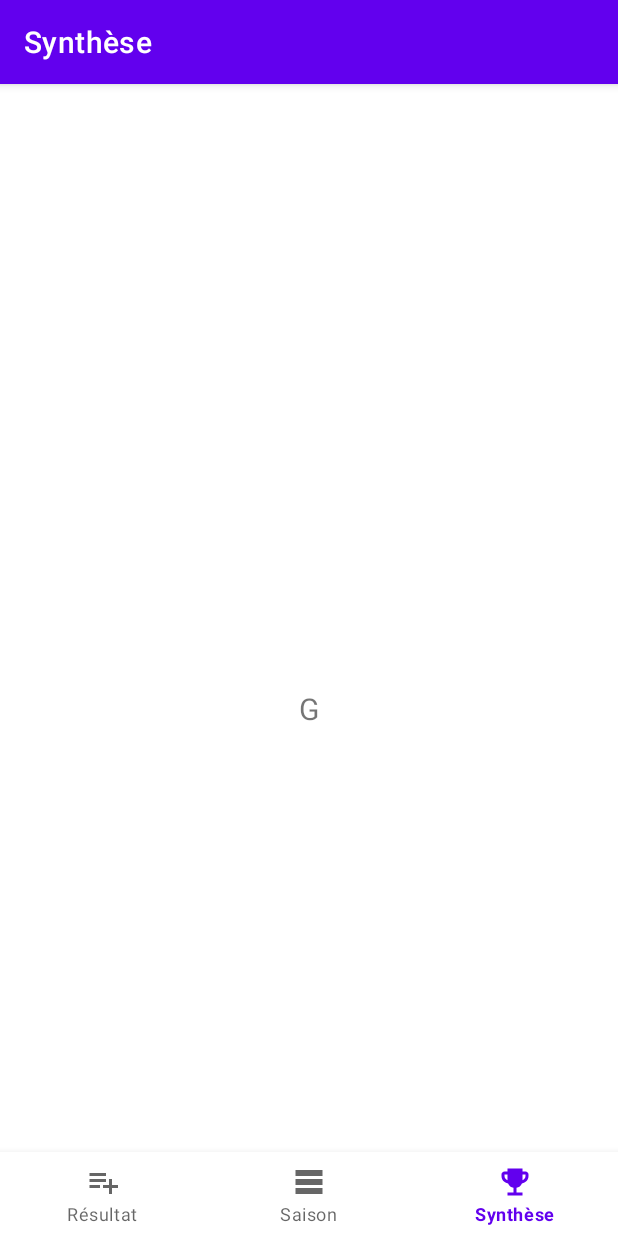
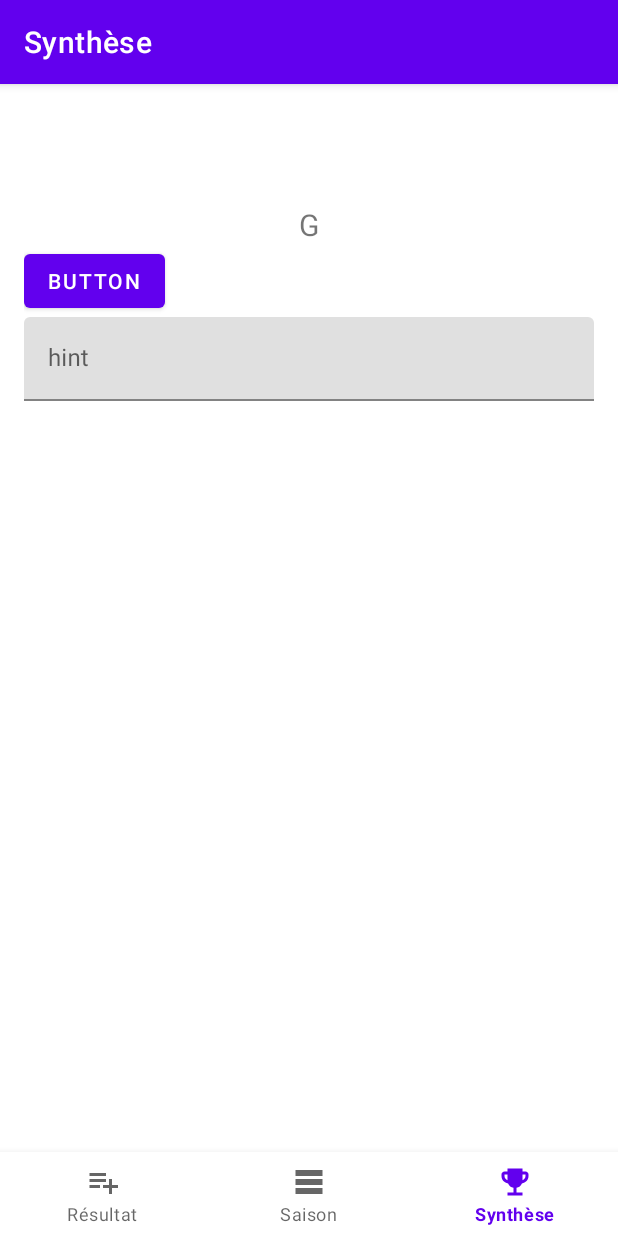
Before and after one commit to garnierpascalweb/ffcalculator-mobile, an Android app: the NotificationsFragment screen opened through its navigation route, on a phone screen of 412 x 824 dp. Run offline under Robolectric (Android 15) with nearby library versions, the light colour scheme and no system bars; our stand-ins replace Room's generated code, navigation-ui; libraries missing offline, so code that uses them is left out: com.anychart, com.anychart.chart, com.anychart.charts, com.anychart.core, com.anychart.enums and 1 more; plain views replace AnyChartView.

Commit message:
1.0.0: fragment synthese: gestion des shared preferences en live data pour la vue

```diff
--- a/app/src/main/java/com/gpwsofts/ffcalculator/mobile/SharedPreferencesLiveData.java
+++ b/app/src/main/java/com/gpwsofts/ffcalculator/mobile/SharedPreferencesLiveData.java
@@ -1,6 +1,7 @@
 package com.gpwsofts.ffcalculator.mobile;
 
 import android.content.SharedPreferences;
+import android.util.Log;
 
 import androidx.lifecycle.LiveData;
 
@@ -11,11 +12,14 @@ import androidx.lifecycle.LiveData;
  * @param <T>
  */
 public abstract class SharedPreferencesLiveData<T> extends LiveData<T> {
+    private static final String TAG_NAME = "SharedPreferencesLiveData";
     SharedPreferences sharedPrefs;
+    SharedPreferences.Editor sharedPrefsEditor;
     String key;
     public T defValue;
     public SharedPreferencesLiveData(SharedPreferences prefs, String key, T defValue) {
         this.sharedPrefs = prefs;
+        this.sharedPrefsEditor = this.sharedPrefs.edit();
         this.key = key;
         this.defValue = defValue;
     }
@@ -23,7 +27,10 @@ public abstract class SharedPreferencesLiveData<T> extends LiveData<T> {
         @Override
         public void onSharedPreferenceChanged(SharedPreferences sharedPreferences, String key) {
             if (SharedPreferencesLiveData.this.key.equals(key)) {
+                Log.i(TAG_NAME, "onSharedPreferenceChanged pour la cle <" + key + ">");
                 setValue(getValueFromPreferences(key, defValue));
+            } else {
+                Log.i(TAG_NAME, "onSharedPreferenceChanged pour la cle <" + key + ">");
             }
         }
     };
--- a/app/src/main/java/com/gpwsofts/ffcalculator/mobile/SharedPreferencesStringLiveData.java
+++ b/app/src/main/java/com/gpwsofts/ffcalculator/mobile/SharedPreferencesStringLiveData.java
@@ -1,6 +1,7 @@
 package com.gpwsofts.ffcalculator.mobile;
 
 import android.content.SharedPreferences;
+import android.util.Log;
 
 /**
  * Implementation LiveData de Shared Preferences
@@ -8,11 +9,16 @@ import android.content.SharedPreferences;
  * @since 1.0.0
  */
 public class SharedPreferencesStringLiveData extends SharedPreferencesLiveData<String>{
+
+    private static final String TAG_NAME = "SharedPreferencesStringLiveData";
     public SharedPreferencesStringLiveData(SharedPreferences prefs, String key, String defValue) {
         super(prefs, key, defValue);
     }
     @Override
     String getValueFromPreferences(String key, String defValue) {
-        return sharedPrefs.getString(key, defValue);
+        Log.i(TAG_NAME, "recuperation dans les shard prefs de key = <" + key + "> et defvalue = <" + defValue + ">");
+        String valueFromPreferences = sharedPrefs.getString(key, defValue);
+        Log.i(TAG_NAME, "lecture depuis les sharedPrefs = <" + valueFromPreferences + ">");
+        return valueFromPreferences;
     }
 }
--- a/app/src/main/java/com/gpwsofts/ffcalculator/mobile/repository/SharedPrefsRepository.java
+++ b/app/src/main/java/com/gpwsofts/ffcalculator/mobile/repository/SharedPrefsRepository.java
@@ -42,8 +42,12 @@ public class SharedPrefsRepository {
     }
 
     public void updateVue(String inVue){
-        Log.i(TAG_NAME, "Lancement de Async Task UpdateVueAsyncTask");
-        new SharedPrefsRepository.UpdateVueAsyncTask(sharedPrefsEditor).execute(inVue);
+        // Log.i(TAG_NAME, "Lancement de Async Task UpdateVueAsyncTask");
+        //new SharedPrefsRepository.UpdateVueAsyncTask(sharedPrefsEditor).execute(inVue);
+        Log.i(TAG_NAME, "Envoi de la valeur <" + inVue + "> dans sharedPrefsEditor");
+        sharedPrefsEditor.putString(SHARED_PREFS_KEY_VUE, inVue);
+        sharedPrefsEditor.commit();
+        //TODO 1.0.0 faire de l'asynchrone, bien faire le commit
     }
 
     private static class UpdateVueAsyncTask extends AsyncTask<String, Void, Void> {
@@ -54,6 +58,7 @@ public class SharedPrefsRepository {
         }
         @Override
         protected Void doInBackground(String... vue) {
+            Log.i(TAG_NAME, "SharedPrefsEditor : put dans " + SHARED_PREFS_KEY_VUE + " de va valeur " + vue[0]);
             sharedPrefsEditor.putString(SHARED_PREFS_KEY_VUE, vue[0]);
             return null;
         }
--- a/app/src/main/java/com/gpwsofts/ffcalculator/mobile/ui/notifications/NotificationsFragment.java
+++ b/app/src/main/java/com/gpwsofts/ffcalculator/mobile/ui/notifications/NotificationsFragment.java
@@ -5,10 +5,12 @@ import android.util.Log;
 import android.view.LayoutInflater;
 import android.view.View;
 import android.view.ViewGroup;
+import android.widget.Button;
 import android.widget.TextView;
 
 import androidx.annotation.NonNull;
 import androidx.fragment.app.Fragment;
+import androidx.lifecycle.Observer;
 import androidx.lifecycle.ViewModelProvider;
 
 import com.anychart.AnyChart;
@@ -20,22 +22,25 @@ import com.anychart.chart.common.dataentry.ValueDataEntry;
 import com.anychart.charts.Pyramid;
 import com.anychart.enums.Align;
 import com.anychart.palettes.RangeColors;
+import com.google.android.material.textfield.TextInputEditText;
 import com.gpwsofts.ffcalculator.mobile.R;
+import com.gpwsofts.ffcalculator.mobile.dao.Result;
 import com.gpwsofts.ffcalculator.mobile.databinding.FragmentNotificationsBinding;
+import com.gpwsofts.ffcalculator.mobile.viewmodel.ResultViewModel;
 import com.gpwsofts.ffcalculator.mobile.viewmodel.SharedPrefsViewModel;
 
 import java.util.ArrayList;
 import java.util.List;
 
 public class NotificationsFragment extends Fragment {
-
+    private static final String TAG_NAME = "NotificationsFragment";
     private FragmentNotificationsBinding binding;
 
     public View onCreateView(@NonNull LayoutInflater inflater,
                              ViewGroup container, Bundle savedInstanceState) {
-        NotificationsViewModel notificationsViewModel =
-                new ViewModelProvider(this).get(NotificationsViewModel.class);
-        SharedPrefsViewModel sharedPrefsViewModel = new ViewModelProvider(this).get(SharedPrefsViewModel.class);
+        NotificationsViewModel notificationsViewModel = new ViewModelProvider(this).get(NotificationsViewModel.class);
+        SharedPrefsViewModel sharedPrefsViewModel = new ViewModelProvider(getActivity()).get(SharedPrefsViewModel.class);
+        ResultViewModel resultViewModel = new ViewModelProvider(getActivity()).get(ResultViewModel.class);
         binding = FragmentNotificationsBinding.inflate(inflater, container, false);
         View root = binding.getRoot();
         /*
@@ -69,7 +74,26 @@ public class NotificationsFragment extends Fragment {
 
         final TextView textView = binding.textNotifications;
         // notificationsViewModel.getText().observe(getViewLifecycleOwner(), textView::setText);
-        sharedPrefsViewModel.getVue().observe(getViewLifecycleOwner(), textView::setText);
+        sharedPrefsViewModel.getVue().getStringLiveData("vue", "G").observe(getViewLifecycleOwner(), new Observer<String>(){
+            @Override
+            public void onChanged(String s) {
+                Log.i(TAG_NAME, "la vue a change et vaut desormais " + s);
+                textView.setText(s);
+
+            }
+        });
+
+        final TextInputEditText textInput = binding.idTIEVue;
+        final Button button = binding.idBTVue;
+        button.setOnClickListener(new View.OnClickListener() {
+            @Override
+            public void onClick(View v) {
+                // Update la vue
+                String newVue = textInput.getText().toString();
+                Log.i(TAG_NAME, "mise a jour de la vue vers " + newVue);
+                sharedPrefsViewModel.update(newVue);
+            };
+        });
         return root;
     }
 
--- a/app/src/main/java/com/gpwsofts/ffcalculator/mobile/viewmodel/SharedPrefsViewModel.java
+++ b/app/src/main/java/com/gpwsofts/ffcalculator/mobile/viewmodel/SharedPrefsViewModel.java
@@ -37,6 +37,7 @@ public class SharedPrefsViewModel extends AndroidViewModel {
         Log.i(TAG_NAME, "vue en sharedPreferences = <" + vue.getValue() + ">");
     }
     public void update(String inVue){
+        Log.i(TAG_NAME, "demande de mise a jour du repository vers vue " + inVue);
         repository.updateVue(inVue);
     }
 
--- a/app/src/main/res/layout/fragment_notifications.xml
+++ b/app/src/main/res/layout/fragment_notifications.xml
@@ -6,6 +6,11 @@
     android:layout_height="match_parent"
     tools:context=".ui.notifications.NotificationsFragment">
 
+    <LinearLayout
+        android:layout_width="match_parent"
+        android:layout_height="match_parent"
+        android:orientation="vertical"
+        android:padding="16dp">
     <TextView
         android:id="@+id/text_notifications"
         android:layout_width="match_parent"
@@ -20,6 +25,25 @@
         app:layout_constraintStart_toStartOf="parent"
         app:layout_constraintTop_toTopOf="parent" />
 
+        <Button
+        android:id="@+id/idBTVue"
+        android:layout_width="wrap_content"
+        android:layout_height="wrap_content"
+        android:text="Button" />
+
+        <com.google.android.material.textfield.TextInputLayout
+            android:id="@+id/idTILVue"
+            android:layout_width="match_parent"
+            android:layout_height="match_parent">
+
+            <com.google.android.material.textfield.TextInputEditText
+                android:id="@+id/idTIEVue"
+                android:layout_width="match_parent"
+                android:layout_height="wrap_content"
+                android:hint="hint" />
+        </com.google.android.material.textfield.TextInputLayout>
+    </LinearLayout>
+
     <!--
     <com.anychart.AnyChartView
         android:id="@+id/any_chart_view"
```
